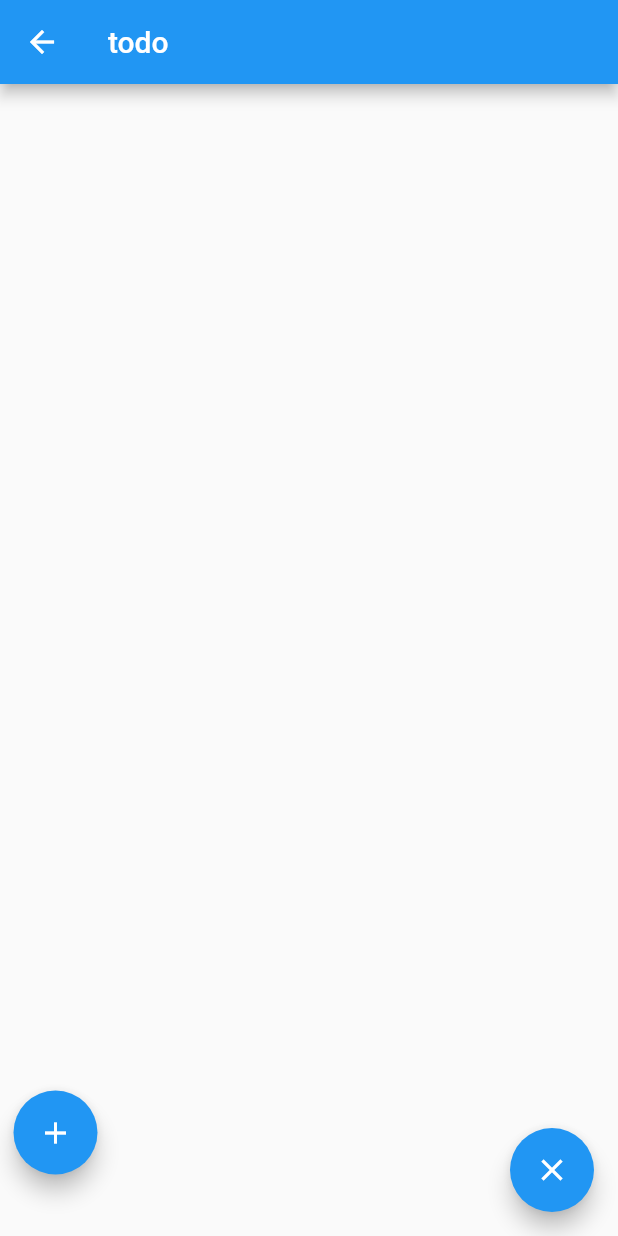
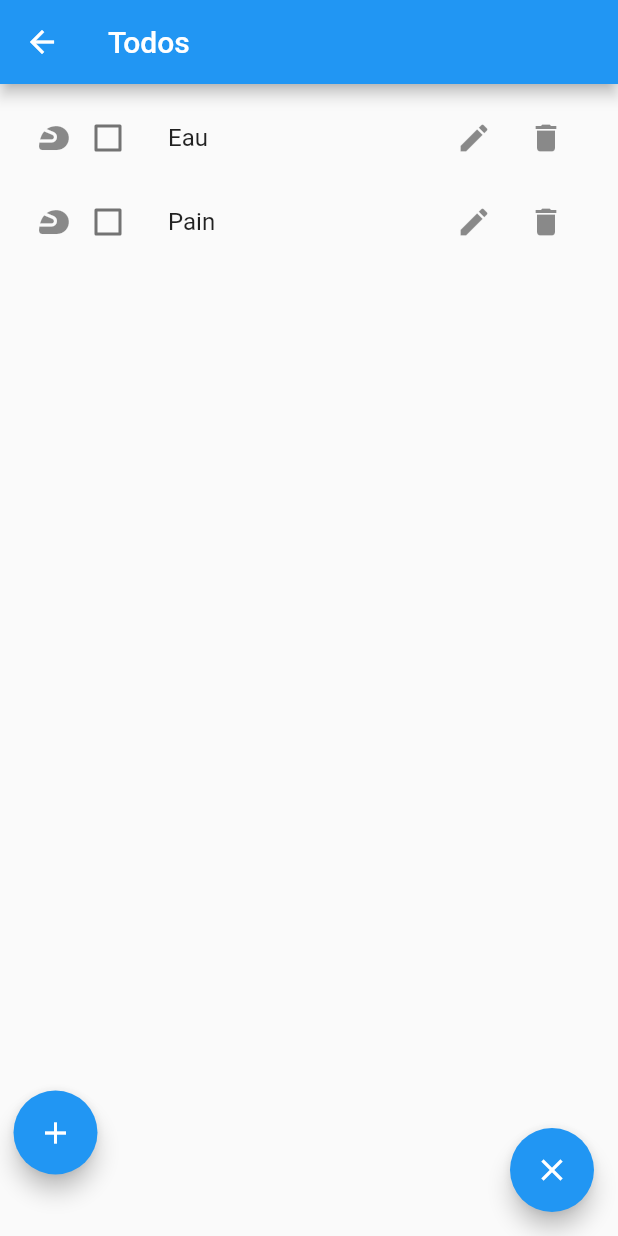
Before and after one commit to Mathieu-Dumont/flutterStart, a Flutter app: the screen it shows after launch, after a tap on "mes courses", on a phone screen of 412 x 824 dp. Run offline on Flutter 3.47's test engine with Material 2 defaults, Android fonts, the phone set to English and light mode, and no system bars.

Commit message:
modification de la page d'acceuil

```diff
--- a/lib/pages/HomePage.dart
+++ b/lib/pages/HomePage.dart
@@ -4,8 +4,56 @@ import 'package:firstapp/providers/TodoListModel.dart';
 import 'package:flutter/material.dart';
 import 'package:provider/provider.dart';
 
-class HomePage extends StatelessWidget {
+class HomePage extends StatefulWidget {
   const HomePage({Key? key}) : super(key: key);
+
+  @override
+  State<HomePage> createState() => _HomePage();
+}
+
+class _HomePage extends State<HomePage> {
+  String codeDialog = '';
+  String valueText = '';
+
+  Future<void> _addList(context) async {
+    return showDialog(
+        context: context,
+        builder: (context) {
+          return AlertDialog(
+              title: const Text('Voulez vous vraiment suprimer la liste ?'),
+              content: Flexible(
+                  child: TextFormField(
+                autofocus: true,
+                initialValue: '',
+                onChanged: (value) {
+                  valueText = value;
+                },
+                decoration:
+                    const InputDecoration(hintText: "Text Field in Dialog"),
+              )),
+              actions: <Widget>[
+                FlatButton(
+                  color: Colors.red,
+                  textColor: Colors.white,
+                  child: const Text('CANCEL'),
+                  onPressed: () {
+                    Navigator.pop(context);
+                  },
+                ),
+                Consumer<TodoListModel>(builder: (context, todoList, child) {
+                  return FlatButton(
+                    color: Colors.green,
+                    textColor: Colors.white,
+                    child: const Text('YES'),
+                    onPressed: () {
+                      todoList.addNewList(valueText);
+                      Navigator.pop(context);
+                    },
+                  );
+                })
+              ]);
+        });
+  }
 
   @override
   Widget build(BuildContext context) {
@@ -13,9 +61,26 @@ class HomePage extends StatelessWidget {
         appBar: AppBar(
           title: const Text('Todo lists'),
         ),
-      body: Consumer<TodoListModel>(builder: (context, todolist, child) {
+        body: Column(
+          crossAxisAlignment: CrossAxisAlignment.start,
+          children: [
+            Container(
+              padding: const EdgeInsets.all(15),
+              child: ElevatedButton.icon(
+                  icon: const Icon(Icons.add),
+                  style: ElevatedButton.styleFrom(
+                      primary: Colors.green,
+                      padding: const EdgeInsets.symmetric(
+                          horizontal: 20, vertical: 15)),
+                  onPressed: () {
+                    _addList(context);
+                  },
+                  label: const Text('Add a new Todo list')),
+            ),
+            Consumer<TodoListModel>(builder: (context, todolist, child) {
               List<String> myLists = todolist.listNames;
               return ListView.builder(
+                  shrinkWrap: true,
                   padding: const EdgeInsets.all(8),
                   itemCount: todolist.countList,
                   itemBuilder: (BuildContext context, int index) {
@@ -23,14 +88,21 @@ class HomePage extends StatelessWidget {
                     // you can create and return a widget of your choice
                     return ListTile(
                         onTap: () {
-                    Navigator.push(
-                        context,
-                        MaterialPageRoute(
-                            builder: (context) =>
-                                const TodoListPage(title: 'todo')));
+                          Navigator.pushNamed(context, '/todos',
+                              arguments: myLists[index]);
                         },
                         leading: const Icon(Icons.sports_motorsports),
-                  title: Text(myLists[index]),
+                        title: Row(
+                          children: [
+                            Text(myLists[index]),
+                            Container(
+                              padding:
+                                  const EdgeInsets.symmetric(horizontal: 15),
+                              child: (Text(
+                                  "${todolist.countElement(myLists[index])}")),
+                            ),
+                          ],
+                        ),
                         dense: false,
                         trailing: Row(
                           mainAxisSize: MainAxisSize.min,
@@ -44,13 +116,14 @@ class HomePage extends StatelessWidget {
                             IconButton(
                               icon: const Icon(Icons.delete),
                               onPressed: () {
-                          //todolist.remove(index);
+                                myLists.remove(index);
                               },
                             ),
                           ],
                         ));
                   });
             }),
-    );
+          ],
+        ));
   }
 }
--- a/lib/pages/TodoListPage.dart
+++ b/lib/pages/TodoListPage.dart
@@ -102,6 +102,7 @@ class _TodoListPageState extends State<TodoListPage> {
 
   @override
   Widget build(BuildContext context) {
+    final listName = ModalRoute.of(context)!.settings.arguments as String;
     // This method is rerun every time setState is called, for instance as done
     // by the _incrementCounter method above.
     //
@@ -116,6 +117,7 @@ class _TodoListPageState extends State<TodoListPage> {
           title: Text(widget.title),
         ),
         body: Consumer<TodoListModel>(builder: (context, todolist, child) {
+          todolist.setActiveList(listName);
           List<Todo> todos = todolist.todo;
           return ListView.builder(
               padding: const EdgeInsets.all(8),
--- a/lib/providers/TodoListModel.dart
+++ b/lib/providers/TodoListModel.dart
@@ -6,6 +6,15 @@ class TodoListModel extends ChangeNotifier {
   Map<String, List<Todo>> myLists = {
     'mes courses': [Todo(name: 'Eau'), Todo(name: 'Pain')]
   };
+
+  int? countElement(String name) {
+    return myLists[name]?.length;
+  }
+
+  removeList(index) {
+    myLists.remove(index);
+    notifyListeners();
+  }
 
   get listNames {
     return myLists.keys.toList();
```
Lines whose indentation alone changed are shown as unchanged.
